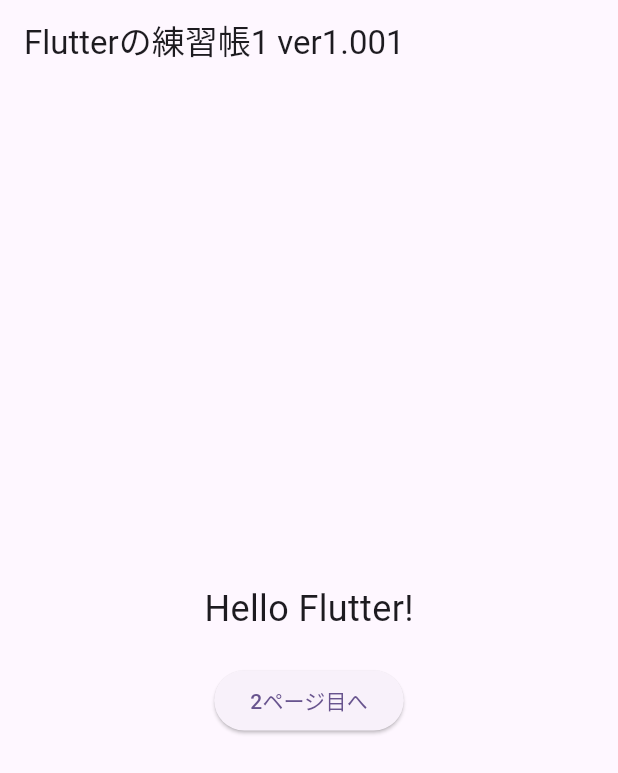
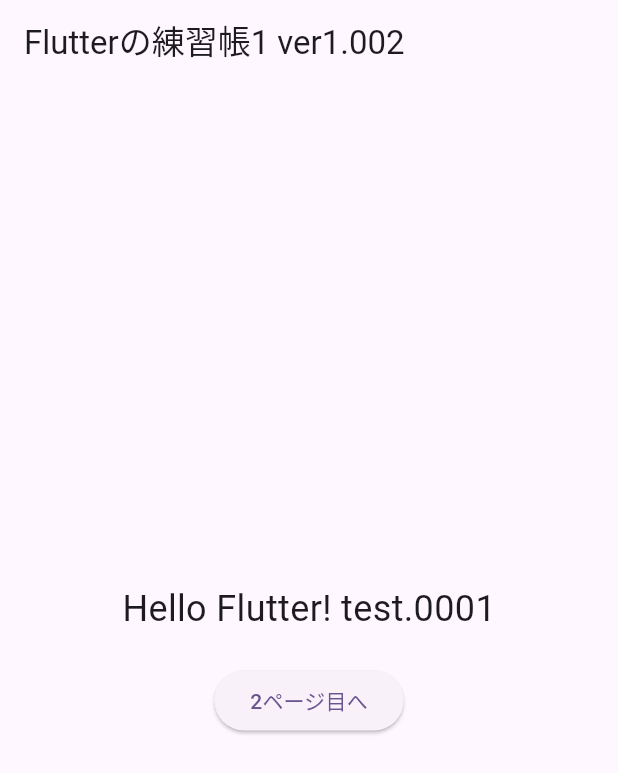
Before and after one commit to bcmhzt/bcmhzt_flutter_sandbox, a Flutter app: the screen it shows after launch, on a phone screen of 412 x 824 dp. Shown: the top 773 px of the screen. Run offline on Flutter 3.47's test engine with Material 3 defaults, Android fonts, the light colour scheme and no system bars.

Commit message:
update test

```diff
--- a/lib/main.dart
+++ b/lib/main.dart
@@ -24,13 +24,17 @@
   @override
   Widget build(BuildContext context) {
     return Scaffold(
-      appBar: AppBar(title: const Text('Flutterの練習帳1 ver1.001')),
+      appBar: AppBar(title: const Text('Flutterの練習帳1 ver1.002')),
       body: Center(
         child: Column(
           mainAxisAlignment: MainAxisAlignment.center,
           children: <Widget>[
-            const Text('Hello Flutter!', style: TextStyle(fontSize: 24)),
+            const Text(
+              'Hello Flutter! test.0001',
+              style: TextStyle(fontSize: 24),
+            ),
             const SizedBox(height: 20),
+
             ElevatedButton(
               child: const Text('2ページ目へ'),
               onPressed: () {
--- a/pubspec.yaml
+++ b/pubspec.yaml
@@ -16,7 +16,7 @@
 # https://developer.apple.com/library/archive/documentation/General/Reference/InfoPlistKeyReference/Articles/CoreFoundationKeys.html
 # In Windows, build-name is used as the major, minor, and patch parts
 # of the product and file versions while build-number is used as the build suffix.
-version: 1.0.0+2
+version: 1.0.0+5
 
 environment:
   sdk: ^3.7.0
```
